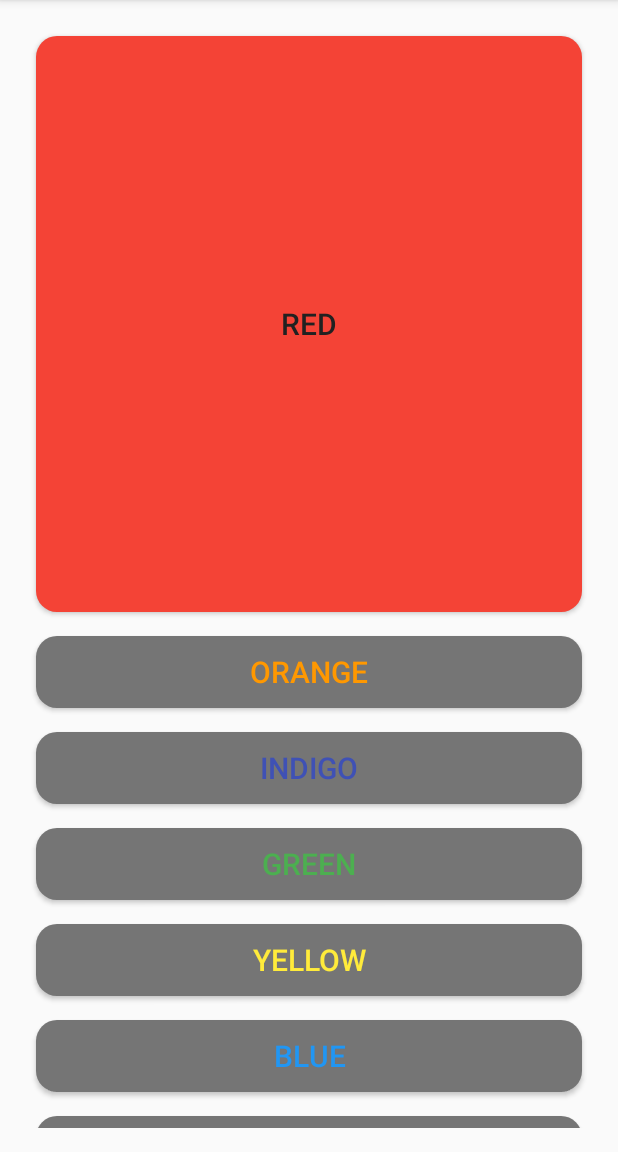
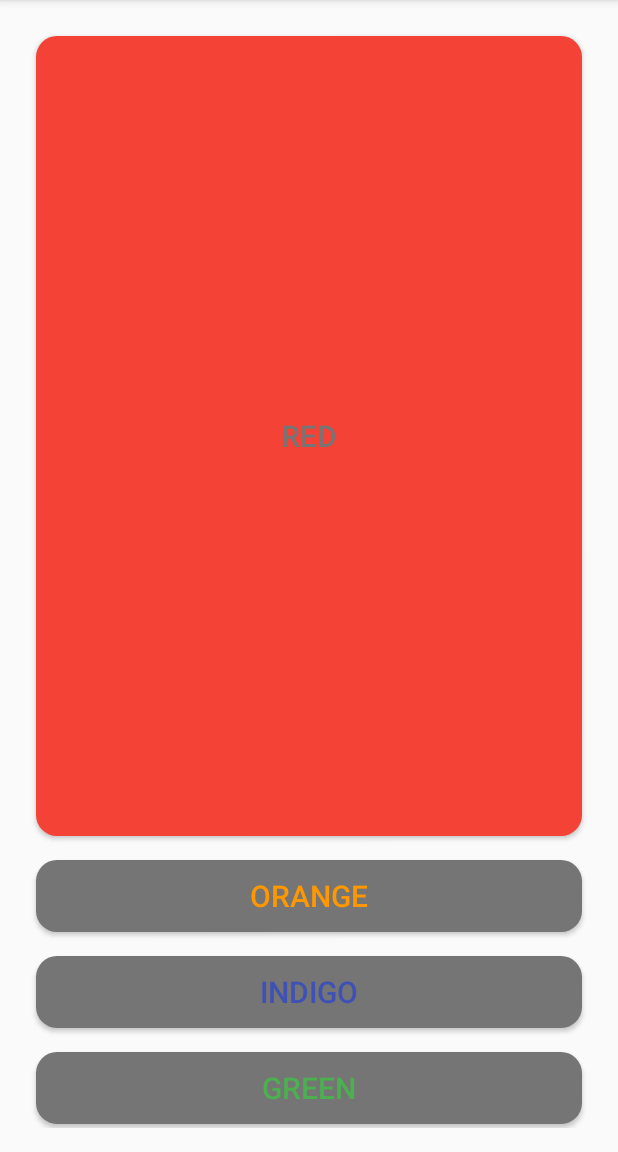
Before and after one commit to ITClassic/ColorButtons, an Android app: the screen it shows after launch (ColorButtonsActivity), after a tap on "RED", on a phone screen of 412 x 824 dp, the part 84-1236 px from its top. Run offline under Robolectric (Android 15) with nearby library versions, the phone set to English and light mode, and no system bars; our stand-ins replace ButterKnife.

Commit message:
Fix and clear code. Change app icon

```diff
--- a/app/src/main/java/com/shendrikov/alex/colorbuttons/ColorButtonsActivity.java
+++ b/app/src/main/java/com/shendrikov/alex/colorbuttons/ColorButtonsActivity.java
@@ -4,6 +4,7 @@ import android.os.Bundle;
 import android.support.v7.app.AppCompatActivity;
 import android.support.v7.widget.LinearLayoutManager;
 import android.support.v7.widget.RecyclerView;
+import android.util.Log;
 
 import com.shendrikov.alex.colorbuttons.adapter.ButtonsAdapter;
 import com.shendrikov.alex.colorbuttons.model.ColorButton;
@@ -16,12 +17,12 @@ import butterknife.ButterKnife;
 
 public class ColorButtonsActivity extends AppCompatActivity  {
 
-    public static final String LOG_TAG = "myLogs";
+    public static final String LOG_TAG = ColorButtonsActivity.class.getSimpleName();
 
     @BindView(R.id.my_recycler_view)
     protected RecyclerView mRecyclerView;
+    protected ButtonsAdapter mButtonsAdapter;
 
-    private int[] colorsArray;
     private List<ColorButton> list;
     ColorButton colorButton;
 
@@ -33,23 +34,26 @@ public class ColorButtonsActivity extends AppCompatActivity  {
         ButterKnife.bind(this);
 
         // use a linear layout manager (vertical)
-        RecyclerView.LayoutManager layoutManager = new LinearLayoutManager(this, mRecyclerView.VERTICAL, false);
+        RecyclerView.LayoutManager layoutManager =
+                new LinearLayoutManager(this, mRecyclerView.VERTICAL, false);
         mRecyclerView.setLayoutManager(layoutManager);
 
         //initialize color array from color.xml
-        colorsArray = getResources().getIntArray(R.array.colors);
+        int[] colorsArray = getResources().getIntArray(R.array.colors);
 
         //create and initialize list of buttons
         list = new ArrayList<>();
         for (int i = 0; i < colorsArray.length; i++) {
             colorButton = new ColorButton(getApplicationContext());
             colorButton.setTitle(colorButton.getColorName(colorsArray[i]));
+            colorButton.setColorId(colorsArray[i]);
+            Log.d(LOG_TAG, colorButton.getTitle() + ", colorId = " + colorButton.getColorId());
 
             list.add(colorButton);
         }
 
         // specify an adapter (see also next example)
-        ButtonsAdapter buttonsAdapter = new ButtonsAdapter(getBaseContext(), list);
-        mRecyclerView.setAdapter(buttonsAdapter);
+        mButtonsAdapter = new ButtonsAdapter(getBaseContext(), list);
+        mRecyclerView.setAdapter(mButtonsAdapter);
     }
 }
--- a/app/src/main/java/com/shendrikov/alex/colorbuttons/adapter/ButtonsAdapter.java
+++ b/app/src/main/java/com/shendrikov/alex/colorbuttons/adapter/ButtonsAdapter.java
@@ -2,14 +2,11 @@ package com.shendrikov.alex.colorbuttons.adapter;
 
 import android.content.Context;
 import android.graphics.drawable.GradientDrawable;
-import android.support.v4.content.ContextCompat;
 import android.support.v7.widget.RecyclerView;
-import android.util.Log;
 import android.view.LayoutInflater;
 import android.view.View;
 import android.view.ViewGroup;
 import android.widget.Button;
-import android.widget.Toast;
 
 import com.shendrikov.alex.colorbuttons.R;
 import com.shendrikov.alex.colorbuttons.model.ColorButton;
@@ -26,9 +23,8 @@ import butterknife.ButterKnife;
 public class ButtonsAdapter extends RecyclerView.Adapter<ButtonsAdapter.ViewHolder> {
 
     public static final String LOG_TAG = "myLogs";
-    public ColorButton mColorButton;
-    private static String mNameId = null;
-    private static GradientDrawable gradientDrawable;
+
+    private ColorButton mColorButton;
 
     // Store a member variable for the colorButtons list
     private List<ColorButton> mColorButtonsList;
@@ -39,14 +35,9 @@ public class ButtonsAdapter extends RecyclerView.Adapter<ButtonsAdapter.ViewHold
     public ButtonsAdapter(Context context, List<ColorButton> colorButtonsList) {
         this.mColorButtonsList = colorButtonsList;
         mContext = context;
+        notifyDataSetChanged();
     }
 
-    // Easy access to the context object in the recyclerView
-    private Context getContext() {
-        return mContext;
-    }
-
-    // Involves inflating a layout from XML and returning the holder
     @Override
     public ButtonsAdapter.ViewHolder onCreateViewHolder(ViewGroup parent, int viewType) {
 
@@ -60,20 +51,59 @@ public class ButtonsAdapter extends RecyclerView.Adapter<ButtonsAdapter.ViewHold
         return viewHolder;
     }
 
+    private int defaultButtonHeight;
+
     @Override
-    public void onBindViewHolder(ButtonsAdapter.ViewHolder holder, int position) {
+    public void onBindViewHolder(final ButtonsAdapter.ViewHolder holder, final int position) {
 
+        final int defaultColorId = mContext.getResources().getColor(R.color.colorGrey600);
         // Get the data model based on position
         mColorButton = mColorButtonsList.get(position);
 
         // Set item views based on your views and data model
-        Button button = holder.buttonView;
+        final Button button = holder.buttonView;
         button.setText(mColorButton.getTitle());
-        button.setTextColor(ContextCompat.getColor(getContext(),
-                ColorButton.getColorId(mColorButton.getTitle())));
 
-        Log.d(LOG_TAG, "Button ID = " + button.getText() + ", color = " +
-                ColorButton.getColorId(mColorButton.getTitle()));
+         defaultButtonHeight = button.getHeight();
+
+        final GradientDrawable gradientDrawable = (GradientDrawable) button.getBackground();
+
+        if (!mColorButton.isSelected()) {
+            rollUpButton(button, gradientDrawable, defaultColorId);
+
+        } else {expandButton(button, gradientDrawable, defaultColorId);}
+
+        button.setOnClickListener(new View.OnClickListener() {
+
+            @Override
+            public void onClick(View view) {
+                mColorButton = mColorButtonsList.get(position);
+
+                if (mColorButton.isSelected()) {
+                    mColorButton.setSelected(false);
+                    rollUpButton(button, gradientDrawable, defaultColorId);
+                } else {
+                    mColorButton.setSelected(true);
+                    expandButton(button, gradientDrawable, defaultColorId);
+                }
+            }
+        });
+    }
+
+    private void expandButton(Button button,
+                              GradientDrawable gradientDrawable,
+                              int defaultColorId) {
+        button.setTextColor(defaultColorId);
+        button.setHeight(800);
+        gradientDrawable.setColor(mColorButton.getColorId());
+    }
+
+    private void rollUpButton(Button button,
+                              GradientDrawable gradientDrawable,
+                              int defaultColorId) {
+        button.setTextColor(mColorButton.getColorId());
+        button.setHeight(defaultButtonHeight);
+        gradientDrawable.setColor(defaultColorId);
     }
 
     @Override
@@ -81,74 +111,14 @@ public class ButtonsAdapter extends RecyclerView.Adapter<ButtonsAdapter.ViewHold
         return mColorButtonsList.size();
     }
 
-    static class ViewHolder extends RecyclerView.ViewHolder
-            implements View.OnClickListener {
+    static class ViewHolder extends RecyclerView.ViewHolder {
 
         @BindView(R.id.id_button)
         Button buttonView;
 
-        public ViewHolder(View itemView) {
+        ViewHolder(View itemView) {
             super(itemView);
-
             ButterKnife.bind(this, itemView);
-            buttonView.setOnClickListener(this);
-        }
-
-        private int defaultButtonHeight;
-
-        @Override
-        public void onClick(View view) {
-
-            gradientDrawable = (GradientDrawable) buttonView.getBackground();
-
-            if ( mNameId == null) {
-                setNewButton(view);
-                return;
-            }
-
-            if (buttonView.getText().equals(mNameId)) {
-                setDefaultButton(view);
-            } else {
-                Toast.makeText(view.getContext(), "Press the button " + mNameId + " again",
-                        Toast.LENGTH_LONG).show();
-            }
-        }
-
-        private void setNewButton(View view) {
-                mNameId = String.valueOf(buttonView.getText());
-                Log.d(LOG_TAG, "buttonView.getText() = " + buttonView.getText() +
-                        " is changed, nameId set to " + mNameId);
-
-            //get default height of button
-            defaultButtonHeight = view.getHeight();
-
-            //extend buttonView height size
-            buttonView.setHeight(defaultButtonHeight*8);
-
-            //change color of the buttonView
-            gradientDrawable.setColor(ContextCompat.getColor(view.getContext(),
-                                ColorButton.getColorId(String.valueOf(buttonView.getText()))));
-
-
-            //change text color of the buttonView
-            buttonView.setTextColor(ContextCompat.getColor(view.getContext(),
-                    R.color.colorGrey900));
-        }
-
-        private void setDefaultButton(View view) {
-            mNameId = null;
-            Log.d(LOG_TAG, "buttonView.getText() = " + buttonView.getText() +
-                    " changed to default, nameId set to " + mNameId);
-
-            buttonView.setHeight(defaultButtonHeight);
-
-          //change color of the buttonView to default
-            gradientDrawable.setColor(ContextCompat.getColor(view.getContext(),
-                    R.color.colorGrey600));
-
-            //change text color of the buttonView to default
-            buttonView.setTextColor(ContextCompat.getColor(view.getContext(),
-                                ColorButton.getColorId(String.valueOf(buttonView.getText()))));
         }
     }
 }
--- a/app/src/main/java/com/shendrikov/alex/colorbuttons/model/ColorButton.java
+++ b/app/src/main/java/com/shendrikov/alex/colorbuttons/model/ColorButton.java
@@ -4,8 +4,6 @@ import android.content.Context;
 import android.graphics.Color;
 import android.support.annotation.ColorRes;
 import android.util.Log;
-
-import com.shendrikov.alex.colorbuttons.R;
 
 /**
  * Created by Alex on 06.01.2017.
@@ -16,7 +14,6 @@ public class ColorButton {
     private Context mContext;
 
     public static final String LOG_TAG = "MyLogs";
-
 
     public static final int RED = -769226;
     public static final int ORANGE = -26624;
@@ -42,6 +39,9 @@ public class ColorButton {
     }
 
     private String mTitle;
+    private boolean mSelected = false;
+    @ColorRes
+    private int mColorId;
 
     public String getTitle() {
         return mTitle;
@@ -49,6 +49,14 @@ public class ColorButton {
 
     public void setTitle(String title) {
         this.mTitle = title;
+    }
+
+    public int getColorId() {
+        return mColorId;
+    }
+
+    public void setColorId(int mColorId) {
+        this.mColorId = mColorId;
     }
 
     public String getColorName(@ColorRes int colorId) {
@@ -131,95 +139,11 @@ public class ColorButton {
         return colorName;
     }
 
-    @ColorRes
-    public static int getColorId(String nameOfTheColor) {
+    public boolean isSelected() {
+        return mSelected;
+    }
 
-        @ColorRes
-        int resourceColor = 0;
-
-            switch(nameOfTheColor) {
-                case "Red":
-                    resourceColor = R.color.Red500;
-                    Log.d(LOG_TAG, "--getColorId()-- " + nameOfTheColor);
-                    break;
-                case "Orange":
-                    resourceColor = R.color.Orange500;
-                    Log.d(LOG_TAG, "--getColorId()-- " + nameOfTheColor);
-                    break;
-                case "Indigo":
-                    resourceColor = R.color.Indigo500;
-                    Log.d(LOG_TAG, "--getColorId()-- " + nameOfTheColor);
-                    break;
-                case "Green":
-                    resourceColor = R.color.Green500;
-                    Log.d(LOG_TAG, "--getColorId()-- " + nameOfTheColor);
-                    break;
-                case "Yellow":
-                    resourceColor = R.color.Yellow500;
-                    Log.d(LOG_TAG, "--getColorId()-- " + nameOfTheColor);
-                    break;
-                case "Blue":
-                    resourceColor = R.color.Blue500;
-                    Log.d(LOG_TAG, "--getColorId()-- " + nameOfTheColor);
-                    break;
-                case "Pink":
-                    resourceColor = R.color.Pink500;
-                    Log.d(LOG_TAG, "--getColorId()-- " + nameOfTheColor);
-                    break;
-                case "Cyan":
-                    resourceColor = R.color.Cyan500;
-                    Log.d(LOG_TAG, "--getColorId()-- " + nameOfTheColor);
-                    break;
-                case "Broun":
-                    resourceColor = R.color.Broun500;
-                    Log.d(LOG_TAG, "--getColorId()-- " + nameOfTheColor);
-                    break;
-                case "Amber":
-                    resourceColor = R.color.Amber500;
-                    Log.d(LOG_TAG, "--getColorId()-- " + nameOfTheColor);
-                    break;
-                case "Purple":
-                    resourceColor = R.color.Purple500;
-                    Log.d(LOG_TAG, "--getColorId()-- " + nameOfTheColor);
-                    break;
-                case "Lime":
-                    resourceColor = R.color.Lime500;
-                    Log.d(LOG_TAG, "--getColorId()-- " + nameOfTheColor);
-                    break;
-                case "Light Blue":
-                    resourceColor = R.color.LightBlue500;
-                    Log.d(LOG_TAG, "--getColorId()-- " + nameOfTheColor);
-                    break;
-                case "Teal":
-                    resourceColor = R.color.Teal500;
-                    Log.d(LOG_TAG, "--getColorId()-- " + nameOfTheColor);
-                    break;
-                case "Light Green":
-                    resourceColor = R.color.LightGreen500;
-                    Log.d(LOG_TAG, "--getColorId()-- " + nameOfTheColor);
-                    break;
-                case "Deep Purple":
-                    resourceColor = R.color.DeepPurple500;
-                    Log.d(LOG_TAG, "--getColorId()-- " + nameOfTheColor);
-                    break;
-                case "Deep Orange":
-                    resourceColor = R.color.DeepOrange500;
-                    Log.d(LOG_TAG, "--getColorId()-- " + nameOfTheColor);
-                    break;
-                case "Blue Green":
-                    resourceColor = R.color.BlueGreen500;
-                    Log.d(LOG_TAG, "--getColorId()-- " + nameOfTheColor);
-                    break;
-                case "Black":
-                    resourceColor = R.color.Black;
-                    Log.d(LOG_TAG, "--getColorId()-- " + nameOfTheColor);
-                    break;
-                default:
-                    resourceColor = R.color.colorGrey900;
-                    Log.d(LOG_TAG, "--getColorId()-- " + nameOfTheColor);
-
-                break;
-            }
-        return resourceColor;
+    public void setSelected(boolean selected) {
+        mSelected = selected;
     }
 }
--- a/app/src/main/res/drawable/shape_button_default.xml
+++ b/app/src/main/res/drawable/shape_button_default.xml
@@ -1,6 +1,7 @@
 <?xml version="1.0" encoding="utf-8"?>
 <shape xmlns:button_shape="http://schemas.android.com/apk/res/android"
-    button_shape:shape="rectangle">
+    button_shape:shape="rectangle"
+    button_shape:id="@+id/button_shape">
 
     <corners
         button_shape:radius="@dimen/button_corner_radius"/>
--- a/app/src/main/res/drawable/shape_button_default_pressed.xml
+++ b/app/src/main/res/drawable/shape_button_default_pressed.xml
@@ -4,5 +4,4 @@
 
     <corners
         button_shape:radius="@dimen/button_corner_radius"/>
-    <solid button_shape:color="@color/colorGrey400"/>
 </shape>
--- a/app/src/main/res/values/colors.xml
+++ b/app/src/main/res/values/colors.xml
@@ -5,26 +5,6 @@
     <color name="colorAccent">#FF4081</color>
     <color name="colorGrey900">#212121</color>
     <color name="colorGrey600">#757575</color>
-    <color name="colorGrey400">#BDBDBD</color>
-    <color name="Red500">#F44336</color>
-    <color name="Orange500">#FF9800</color>
-    <color name="Indigo500">#3F51B5</color>
-    <color name="Green500">#4CAF50</color>
-    <color name="Yellow500">#FFEB3B</color>
-    <color name="Blue500">#2196F3</color>
-    <color name="Pink500">#E91E63</color>
-    <color name="Cyan500">#00BCD4</color>
-    <color name="Broun500">#795548</color>
-    <color name="Amber500">#FFC107</color>
-    <color name="Purple500">#9C27B0</color>
-    <color name="Lime500">#CDDC39</color>
-    <color name="LightBlue500">#03A9F4</color>
-    <color name="Teal500">#009688</color>
-    <color name="LightGreen500">#8BC34A</color>
-    <color name="DeepPurple500">#673AB7</color>
-    <color name="DeepOrange500">#FF5722</color>
-    <color name="BlueGreen500">#607D8B</color>
-    <color name="Black">#000000</color>
     <array name="colors">
         <item>#F44336</item>
         <item>#FF9800</item>
```
Also changed, not shown: app/src/main/res/mipmap-hdpi/ic_launcher.png, app/src/main/res/mipmap-mdpi/ic_launcher.png, app/src/main/res/mipmap-xhdpi/ic_launcher.png, app/src/main/res/mipmap-xxhdpi/ic_launcher.png, app/src/main/res/mipmap-xxxhdpi/ic_launcher.png.
